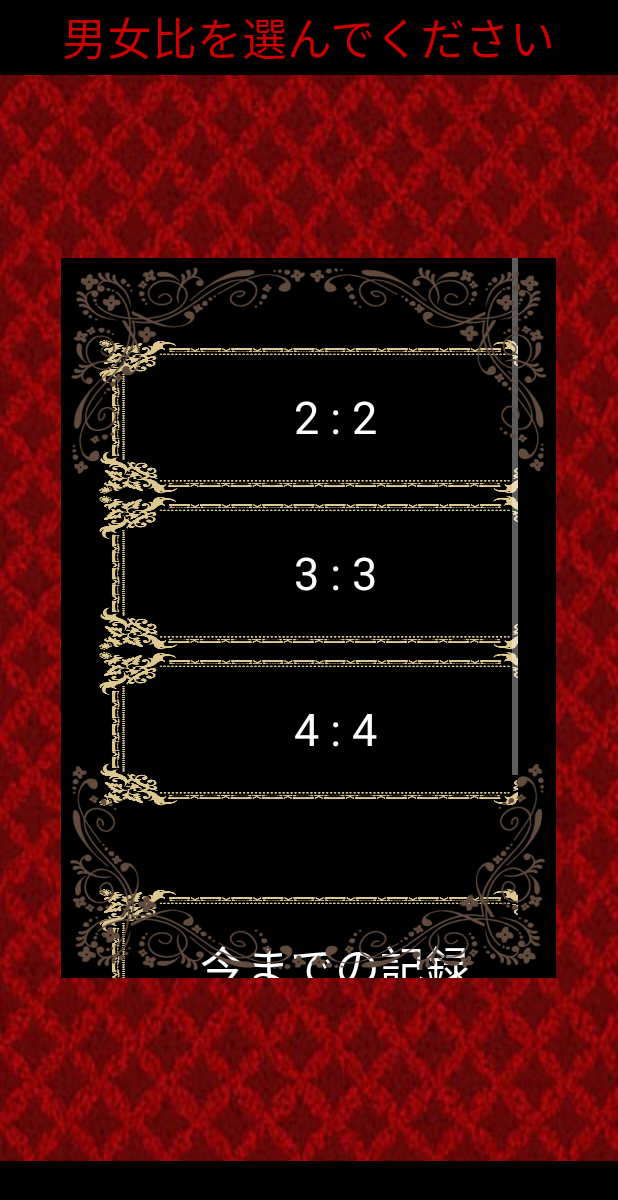
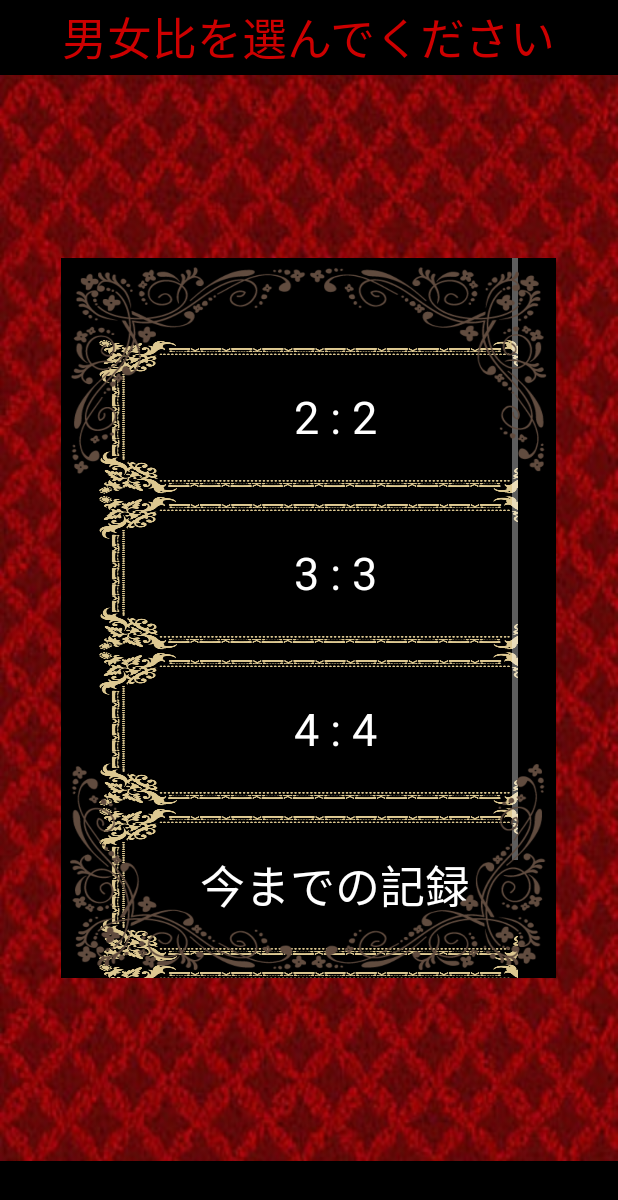
Before and after one commit to dhacks/team-b, an Android app: the IndexActivity screen opened directly, with no data from a screen before it, on a phone screen of 412 x 824 dp. Shown: the top 1200 px of the screen. Run offline under Robolectric (Android 15) with nearby library versions, the phone set to English and light mode, and no system bars; Roboto replaces fonts that are not available here; 1 statement that could not run was skipped.

Commit message:
Last ganbaru

```diff
--- a/app/src/main/java/com/ice/creame/lollopop/IndexActivity.java
+++ b/app/src/main/java/com/ice/creame/lollopop/IndexActivity.java
@@ -69,7 +69,6 @@ public class IndexActivity extends BaseActivity implements View.OnClickListener
 
         }
 
-        makeTextView(" ", TEXT_SIZE4, TEXT_COLOR_1, NO_ID, li_la, null, this);
 
         FrameLayout fl = new FrameLayout(this);
         fl.setLayoutParams(param1);
@@ -77,12 +76,13 @@ public class IndexActivity extends BaseActivity implements View.OnClickListener
         Button b1 = new Button(this);
         b1.setBackgroundResource(R.drawable.button);
         b1.setText("今までの記録");
+        b1.setTextColor(TEXT_COLOR_3);
         b1.setTypeface(tf);
         b1.setTextSize(TEXT_SIZE3);
         b1.setOnClickListener(new View.OnClickListener() {
             public void onClick(View v) {
                 //音の再生
-                seplay(globals.soundpool,globals.sound1,globals.soundFlag);
+                seplay(globals.soundpool, globals.sound1, globals.soundFlag);
                 //画面遷移
                 Intent intent = new Intent();
                 intent.setClassName("com.ice.creame.lollopop", "com.ice.creame.lollopop.RecordActivity");
@@ -92,46 +92,28 @@ public class IndexActivity extends BaseActivity implements View.OnClickListener
         });
         fl.addView(b1);
 
-        Button button2 = makeButton("testview", INDEX.length, NO_TAG, makeRelativeLayout(COLOR_1, li_la, null, this), null, this);
-        button2.setTextColor(TEXT_COLOR_1);
-        button2.setOnClickListener(new View.OnClickListener() {
+        FrameLayout f2 = new FrameLayout(this);
+        f2.setLayoutParams(param1);
+        li_la.addView(f2);
+        Button b2 = new Button(this);
+        b2.setBackgroundResource(R.drawable.button);
+        b2.setText("設定");
+        b2.setTextColor(TEXT_COLOR_3);
+        b2.setTypeface(tf);
+        b2.setTextSize(TEXT_SIZE3);
+        b2.setOnClickListener(new View.OnClickListener() {
             public void onClick(View v) {
                 //音の再生
-                seplay(globals.soundpool,globals.sound1,globals.soundFlag);
-                //画面遷移
-                Intent intent = new Intent();
-                intent.setClassName("com.ice.creame.lollopop", "com.ice.creame.lollopop.TestActivity");
-                startActivity(intent);
-            }
-        });
-
-        //nodeカスタマイズ
-        Button button3 = makeButton("testview", INDEX.length, NO_TAG, makeRelativeLayout(COLOR_1, li_la, null, this), null, this);
-        button3.setTextColor(TEXT_COLOR_1);
-        button3.setOnClickListener(new View.OnClickListener() {
-            public void onClick(View v) {
-                //音の再生
-                seplay(globals.soundpool,globals.sound1,globals.soundFlag);
+                seplay(globals.soundpool, globals.sound1, globals.soundFlag);
                 //画面遷移
                 Intent intent = new Intent();
                 intent.setClassName("com.ice.creame.lollopop", "com.ice.creame.lollopop.NodeCustomizeActivity");
                 startActivity(intent);
+                IndexActivity.this.finish();
             }
         });
+        f2.addView(b2);
 
-        //設定
-        Button button4 = makeButton("testview", INDEX.length, NO_TAG, makeRelativeLayout(COLOR_1, li_la, null, this), null, this);
-        button4.setTextColor(TEXT_COLOR_1);
-        button4.setOnClickListener(new View.OnClickListener() {
-            public void onClick(View v) {
-                //音の再生
-                seplay(globals.soundpool,globals.sound1,globals.soundFlag);
-                //画面遷移
-                Intent intent = new Intent();
-                intent.setClassName("com.ice.creame.lollopop", "com.ice.creame.lollopop.SettingActivity");
-                startActivity(intent);
-            }
-        });
 
     }
 
--- a/app/src/main/java/com/ice/creame/lollopop/MainActivity.java
+++ b/app/src/main/java/com/ice/creame/lollopop/MainActivity.java
@@ -95,7 +95,7 @@ public class MainActivity extends BaseActivity {
             /* title */
             AnimationSet set = new AnimationSet(true);
 
-            RotateAnimation rotate = new RotateAnimation(0, 360, titleView.getWidth()/2, titleView.getHeight()/2); // imgの中心を軸に、0度から360度にかけて回転
+            RotateAnimation rotate = new RotateAnimation(0, 1440, titleView.getWidth()/2, titleView.getHeight()/2); // imgの中心を軸に、0度から360度にかけて回転
             rotate.setDuration(5000);
             set.addAnimation(rotate);
 
```
Also changed, not shown: app/src/main/java/com/ice/creame/lollopop/BeforeResultActivity.java (+0 -22 lines), app/src/main/java/com/ice/creame/lollopop/TestActivity.java (deleted, +0 -51 lines), app/src/main/res/layout/activity_main.xml (deleted, +0 -33 lines).
